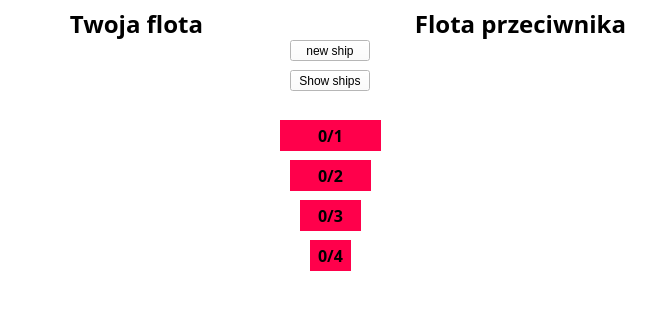
Above: base.ui from Furgololo1/Battleship before the change. Below: the same form after it.
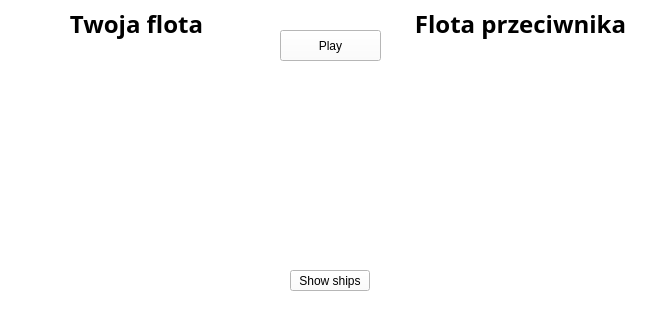
That is the form after the change.

The edit to the form file:
```diff
--- a/base.ui
+++ b/base.ui
@@ -23,28 +23,11 @@
    <string notr="true">background-color: #FFFFFF;</string>
   </property>
   <widget class="QWidget" name="centralwidget">
-   <widget class="QPushButton" name="pushButton">
-    <property name="geometry">
-     <rect>
-      <x>290</x>
-      <y>40</y>
-      <width>80</width>
-      <height>21</height>
-     </rect>
-    </property>
-    <property name="styleSheet">
-     <string notr="true">border-width: 1px;
-border-color: solid black;</string>
-    </property>
-    <property name="text">
-     <string>new ship</string>
-    </property>
-   </widget>
    <widget class="QPushButton" name="pushButton_2">
     <property name="geometry">
      <rect>
       <x>290</x>
-      <y>70</y>
+      <y>270</y>
       <width>80</width>
       <height>21</height>
      </rect>
@@ -111,124 +94,17 @@
      <set>Qt::AlignBottom|Qt::AlignHCenter</set>
     </property>
    </widget>
-   <widget class="QLabel" name="bigship">
+   <widget class="QPushButton" name="pushButton">
     <property name="geometry">
      <rect>
       <x>280</x>
-      <y>120</y>
+      <y>30</y>
       <width>101</width>
       <height>31</height>
      </rect>
     </property>
-    <property name="font">
-     <font>
-      <family>Arial Black</family>
-      <pointsize>12</pointsize>
-      <weight>75</weight>
-      <bold>true</bold>
-     </font>
-    </property>
-    <property name="styleSheet">
-     <string notr="true">QLabel{
-background-color:#FF004B;
-color: rgb(0,0,0);
-}</string>
-    </property>
     <property name="text">
-     <string>0/1</string>
-    </property>
-    <property name="alignment">
-     <set>Qt::AlignCenter</set>
-    </property>
-   </widget>
-   <widget class="QLabel" name="mediumship">
-    <property name="geometry">
-     <rect>
-      <x>290</x>
-      <y>160</y>
-      <width>81</width>
-      <height>31</height>
-     </rect>
-    </property>
-    <property name="font">
-     <font>
-      <family>Arial Black</family>
-      <pointsize>12</pointsize>
-      <weight>75</weight>
-      <bold>true</bold>
-     </font>
-    </property>
-    <property name="styleSheet">
-     <string notr="true">QLabel{
-background-color:#FF004B;
-color: rgb(0,0,0);
-}</string>
-    </property>
-    <property name="text">
-     <string>0/2</string>
-    </property>
-    <property name="alignment">
-     <set>Qt::AlignCenter</set>
-    </property>
-   </widget>
-   <widget class="QLabel" name="medium2ship">
-    <property name="geometry">
-     <rect>
-      <x>300</x>
-      <y>200</y>
-      <width>61</width>
-      <height>31</height>
-     </rect>
-    </property>
-    <property name="font">
-     <font>
-      <family>Arial Black</family>
-      <pointsize>12</pointsize>
-      <weight>75</weight>
-      <bold>true</bold>
-     </font>
-    </property>
-    <property name="styleSheet">
-     <string notr="true">QLabel{
-background-color:#FF004B;
-color: rgb(0,0,0);
-}</string>
-    </property>
-    <property name="text">
-     <string>0/3</string>
-    </property>
-    <property name="alignment">
-     <set>Qt::AlignCenter</set>
-    </property>
-   </widget>
-   <widget class="QLabel" name="smallship">
-    <property name="geometry">
-     <rect>
-      <x>310</x>
-      <y>240</y>
-      <width>41</width>
-      <height>31</height>
-     </rect>
-    </property>
-    <property name="font">
-     <font>
-      <family>Arial Black</family>
-      <pointsize>12</pointsize>
-      <weight>75</weight>
-      <bold>true</bold>
-     </font>
-    </property>
-    <property name="styleSheet">
-     <string notr="true">QLabel{
-background-color:#FF004B;
-color: rgb(0,0,0);
-}</string>
-    </property>
-    <property name="text">
-     <string>0/4</string>
-    </property>
-    <property name="alignment">
-     <set>Qt::AlignCenter</set>
+     <string>Play</string>
     </property>
    </widget>
   </widget>
```
